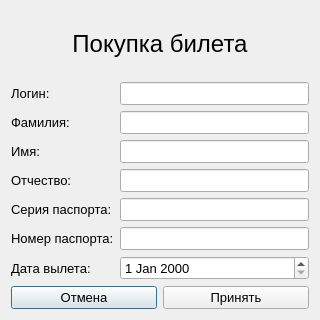
Old version of the form buyticketdialog.ui in the repository BelousovAD/IS-Airport.
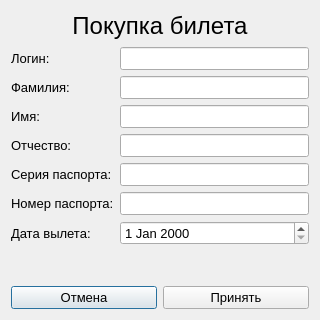
New version of the form.

```diff
--- a/buyticketdialog.ui
+++ b/buyticketdialog.ui
@@ -108,6 +108,16 @@
      </item>
     </layout>
    </item>
+   <item>
+    <widget class="QLabel" name="errorLabel">
+     <property name="text">
+      <string/>
+     </property>
+     <property name="alignment">
+      <set>Qt::AlignCenter</set>
+     </property>
+    </widget>
+   </item>
    <item>
     <layout class="QHBoxLayout" name="horizontalLayout">
      <item>
```
